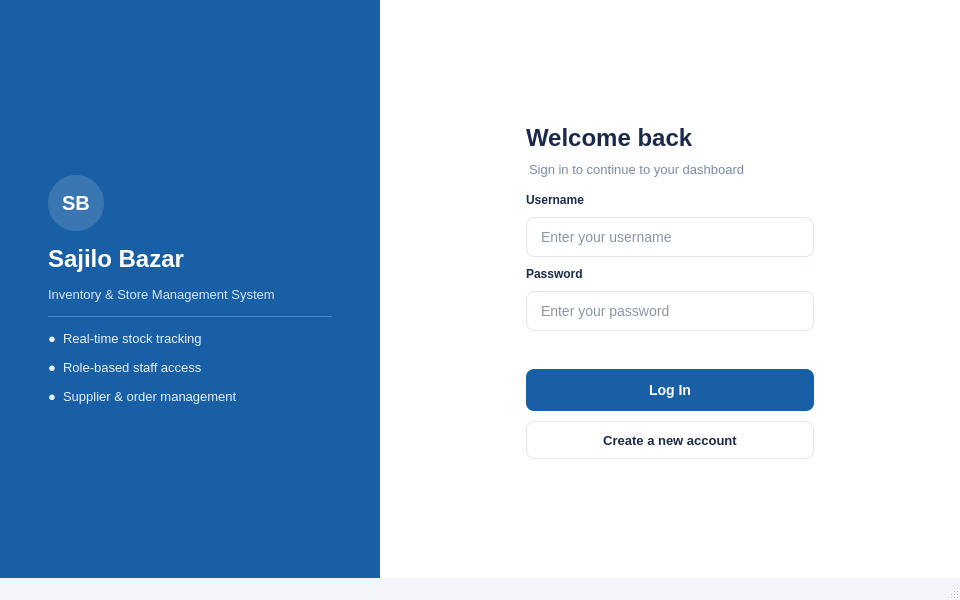
Qt form ui/login.ui (kriitikat/Sajilo-Bazarr) before a commit.
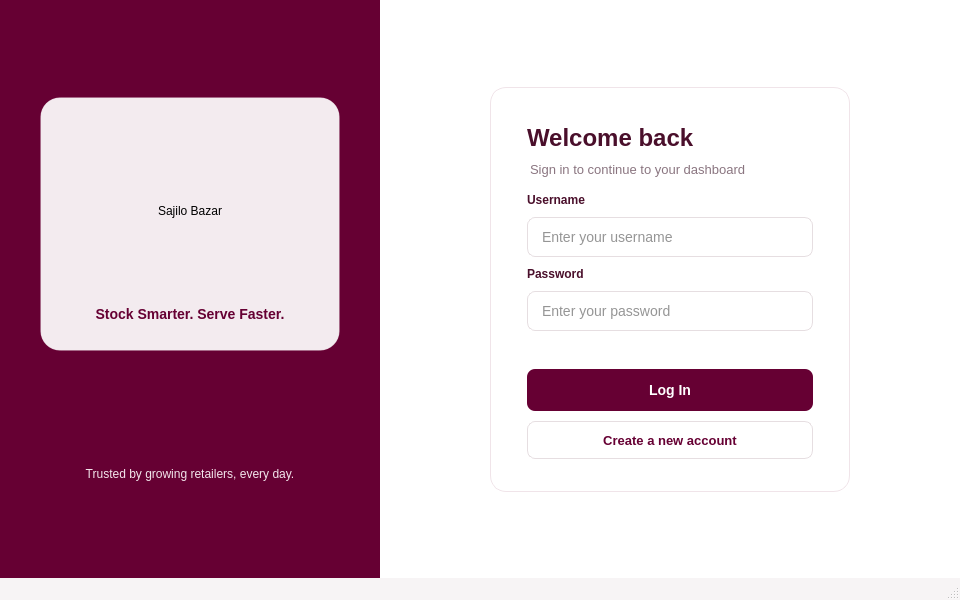
The same form after that commit.

Commit message: Enhance ui of login page

```diff
--- a/ui/login.ui
+++ b/ui/login.ui
@@ -26,108 +26,123 @@
   <property name="styleSheet">
    <string notr="true">
     QMainWindow, QWidget#centralwidget {
-        background-color: #F4F6FA;
+        background-color: #F7F4F5;
     }
 
-    /* ── Brand (left) panel ─────────────────────────────────────── */
+    /* ── Brand (left) panel — blurred, burgundy-tinted cart photo,
+           loaded at runtime in Login::applyBrandingAssets() from
+           resources/images/login_bg.jpg. The background-color below is
+           only the fallback shown if that file can't be found on disk. */
     QFrame#brandPanel {
-        background-color: #185FA5;
+        background-color: #660033;
     }
-    QLabel#logoMark {
-        background-color: rgba(255, 255, 255, 0.15);
-        border-radius: 28px;
-        color: #FFFFFF;
-        font-size: 20px;
-        font-weight: 700;
+
+    /* Frosted "glass" card that the logo + tagline sit on, so they stay
+       readable no matter what part of the photo is behind them. A hairline
+       border (barely-there burgundy tint) gives it a defined, premium edge
+       instead of just floating on the photo. The drop shadow itself is
+       applied at runtime in applyBrandingAssets() via
+       QGraphicsDropShadowEffect. */
+    QFrame#logoCard {
+        background-color: rgba(255, 255, 255, 235);
+        border: 1px solid rgba(102, 0, 51, 0.10);
+        border-radius: 20px;
     }
-    QLabel#brandTitle {
-        color: #FFFFFF;
-        font-size: 24px;
-        font-weight: 700;
+    QLabel#brandLogo {
+        background: transparent;
     }
-    QLabel#brandSubtitle {
-        color: #D7E6F7;
-        font-size: 13px;
+    QLabel#brandTagline {
+        background: transparent;
+        color: #660033;
+        font-size: 14px;
+        font-weight: 600;
     }
-    QFrame#brandDivider {
-        background-color: rgba(255, 255, 255, 0.25);
-    }
-    QLabel#brandFeature1, QLabel#brandFeature2, QLabel#brandFeature3 {
-        color: #E8F1FB;
-        font-size: 13px;
+    QLabel#brandFootnote {
+        color: #F3E6EC;
+        font-size: 12px;
+        background: transparent;
     }
 
     /* ── Form (right) panel ─────────────────────────────────────── */
     QFrame#formPanel {
         background-color: #FFFFFF;
     }
+    /* Thin border + radius so the card reads as a distinct, elevated
+       surface rather than blending flat into the white form panel. */
     QFrame#card {
         background-color: #FFFFFF;
+        border: 1px solid #F0E4E9;
+        border-radius: 16px;
     }
     QLabel#titleLabel {
-        color: #1B2A4A;
+        color: #4A0F2B;
         font-size: 24px;
         font-weight: 700;
+        background: transparent;
     }
     QLabel#subtitleLabel {
-        color: #7a8aaa;
+        color: #8A7580;
         font-size: 13px;
         padding-bottom: 6px;
+        background: transparent;
     }
     QLabel#usernameLabel, QLabel#passwordLabel {
-        color: #1B2A4A;
+        color: #4A0F2B;
         font-size: 12px;
         font-weight: 600;
+        background: transparent;
     }
     QLineEdit {
-        border: 1px solid #E0E4EE;
+        border: 1px solid #E6DEE1;
         border-radius: 8px;
         padding: 8px 12px;
         font-size: 14px;
         background-color: #FFFFFF;
-        color: #1B2A4A;
+        color: #2C2C2C;
     }
     QLineEdit:focus {
         border: 1px solid #185FA5;
         background-color: #E8F1FB;
     }
     QLineEdit:disabled {
-        background-color: #EEF1F5;
-        color: #A6AEBB;
+        background-color: #F2EDEF;
+        color: #A69AA0;
     }
     QCheckBox {
-        color: #4a5a7a;
+        color: #6B5A63;
         font-size: 12px;
+        background: transparent;
     }
 
     /* Status color is driven entirely by the "status" dynamic property,
        flipped from C++ via setStatus() — never a hardcoded color there. */
     QLabel#statusLabel {
         font-size: 12px;
+        background: transparent;
     }
     QLabel#statusLabel[status="error"] {
-        color: #C0392B;
+        color: #8B0000;
     }
     QLabel#statusLabel[status="success"] {
-        color: #1E8449;
+        color: #1E7A47;
     }
 
     QPushButton#loginButton {
-        background-color: #185FA5;
+        background-color: #660033;
         color: white;
         border: none;
         border-radius: 8px;
         font-size: 14px;
         font-weight: 600;
     }
-    QPushButton#loginButton:hover    { background-color: #2D4A7A; }
-    QPushButton#loginButton:pressed  { background-color: #1B2A4A; }
-    QPushButton#loginButton:disabled { background-color: #A9BCD8; }
+    QPushButton#loginButton:hover    { background-color: #4D0026; }
+    QPushButton#loginButton:pressed  { background-color: #3A001C; }
+    QPushButton#loginButton:disabled { background-color: #C9A9BA; }
 
     QPushButton#registerButton {
         background-color: #FFFFFF;
-        color: #1B2A4A;
-        border: 1px solid #E0E4EE;
+        color: #660033;
+        border: 1px solid #E6DEE1;
         border-radius: 8px;
         font-size: 13px;
         font-weight: 600;
@@ -151,11 +166,11 @@
       <property name="minimumSize"><size><width>380</width><height>0</height></size></property>
       <property name="maximumSize"><size><width>380</width><height>16777215</height></size></property>
       <layout class="QVBoxLayout" name="brandLayout">
-       <property name="leftMargin"><number>48</number></property>
+       <property name="leftMargin"><number>40</number></property>
        <property name="topMargin"><number>0</number></property>
-       <property name="rightMargin"><number>48</number></property>
+       <property name="rightMargin"><number>40</number></property>
        <property name="bottomMargin"><number>0</number></property>
-       <property name="spacing"><number>14</number></property>
+       <property name="spacing"><number>18</number></property>
 
        <item>
         <spacer name="brandTopSpacer">
@@ -165,50 +180,50 @@
        </item>
 
        <item>
-        <widget class="QLabel" name="logoMark">
-         <property name="minimumSize"><size><width>56</width><height>56</height></size></property>
-         <property name="maximumSize"><size><width>56</width><height>56</height></size></property>
-         <property name="text"><string>SB</string></property>
+        <widget class="QFrame" name="logoCard">
+         <layout class="QVBoxLayout" name="logoCardLayout">
+          <property name="leftMargin"><number>24</number></property>
+          <property name="topMargin"><number>28</number></property>
+          <property name="rightMargin"><number>24</number></property>
+          <property name="bottomMargin"><number>28</number></property>
+          <property name="spacing"><number>10</number></property>
+
+          <item>
+           <widget class="QLabel" name="brandLogo">
+            <property name="minimumSize"><size><width>0</width><height>170</height></size></property>
+            <property name="alignment"><set>Qt::AlignCenter</set></property>
+            <property name="text"><string>Sajilo Bazar</string></property>
+            <property name="scaledContents"><bool>false</bool></property>
+           </widget>
+          </item>
+
+          <item>
+           <widget class="QLabel" name="brandTagline">
+            <property name="text"><string>Stock Smarter. Serve Faster.</string></property>
+            <property name="alignment"><set>Qt::AlignCenter</set></property>
+            <property name="wordWrap"><bool>true</bool></property>
+           </widget>
+          </item>
+
+         </layout>
+        </widget>
+       </item>
+
+       <item>
+        <spacer name="brandMidSpacer">
+         <property name="orientation"><enum>Qt::Vertical</enum></property>
+         <property name="sizeHint" stdset="0"><size><width>20</width><height>20</height></size></property>
+        </spacer>
+       </item>
+
+       <item>
+        <widget class="QLabel" name="brandFootnote">
+         <property name="text"><string>Trusted by growing retailers, every day.</string></property>
          <property name="alignment"><set>Qt::AlignCenter</set></property>
-        </widget>
-       </item>
-
-       <item>
-        <widget class="QLabel" name="brandTitle">
-         <property name="text"><string>Sajilo Bazar</string></property>
-        </widget>
-       </item>
-
-       <item>
-        <widget class="QLabel" name="brandSubtitle">
-         <property name="text"><string>Inventory &amp; Store Management System</string></property>
          <property name="wordWrap"><bool>true</bool></property>
         </widget>
        </item>
 
-       <item>
-        <widget class="QFrame" name="brandDivider">
-         <property name="minimumSize"><size><width>0</width><height>1</height></size></property>
-         <property name="maximumSize"><size><width>16777215</width><height>1</height></size></property>
-        </widget>
-       </item>
-
-       <item>
-        <widget class="QLabel" name="brandFeature1">
-         <property name="text"><string>●  Real-time stock tracking</string></property>
-        </widget>
-       </item>
-       <item>
-        <widget class="QLabel" name="brandFeature2">
-         <property name="text"><string>●  Role-based staff access</string></property>
-        </widget>
-       </item>
-       <item>
-        <widget class="QLabel" name="brandFeature3">
-         <property name="text"><string>●  Supplier &amp; order management</string></property>
-        </widget>
-       </item>
-
        <item>
         <spacer name="brandBottomSpacer">
          <property name="orientation"><enum>Qt::Vertical</enum></property>
```
Left out of the diff: 18 changed lines with no effect on the pictures. The commit also changes 9 other files.
